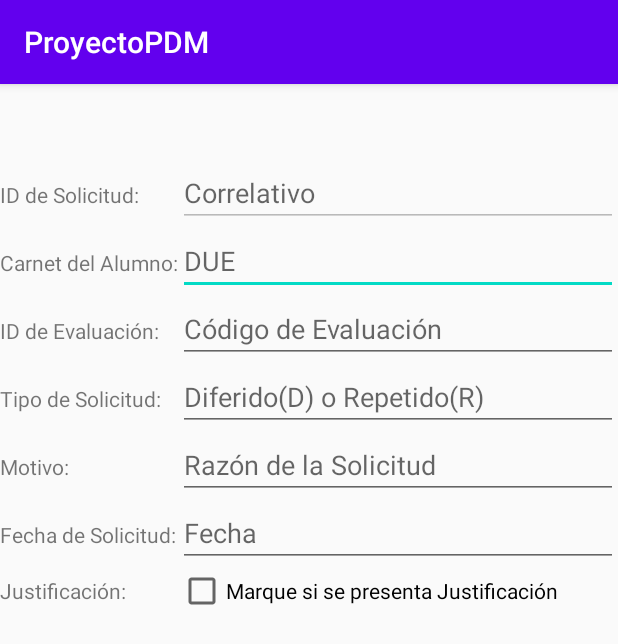
After one commit to Freduart/ProyectoPDM, an Android app: the RegistrarSolicitudRepeActivity screen opened directly, with no data from a screen before it, on a phone screen of 412 x 824 dp. The commit adds this screen. Shown: the top 644 px of the screen. Run offline under Robolectric (Android 15) with nearby library versions, the phone set to English and light mode, and no system bars.

Commit message:
Corrección de nombres de variables, nueva activity preliminar (xml) para Registro de Solicitud de Repetido con sus strings.

```diff
--- a/ProyectoPDM/app/build.gradle
+++ b/ProyectoPDM/app/build.gradle
@@ -15,7 +15,7 @@ android {
 
         javaCompileOptions {
             annotationProcessorOptions {
-                arguments = ["room.schemaLocation":"$projectDir/schemas".toString()]
+                arguments = ["room.schemaLocation": "$projectDir/schemas".toString()]
             }
         }
     }
@@ -27,8 +27,8 @@ android {
         }
     }
 
-    dataBinding{
-        enabled=true;
+    dataBinding {
+        enabled = true
     }
 
 }
--- a/ProyectoPDM/app/src/main/AndroidManifest.xml
+++ b/ProyectoPDM/app/src/main/AndroidManifest.xml
@@ -9,6 +9,7 @@
         android:roundIcon="@mipmap/ic_launcher_round"
         android:supportsRtl="true"
         android:theme="@style/AppTheme">
+        <activity android:name=".RegistrarSolicitudRepeActivity"></activity>
         <activity android:name=".MainActivity">
             <intent-filter>
                 <action android:name="android.intent.action.MAIN" />
--- /dev/null
+++ b/ProyectoPDM/app/src/main/java/sv/ues/fia/eisi/proyectopdm/RegistrarSolicitudRepeActivity.java
@@ -0,0 +1,14 @@
+package sv.ues.fia.eisi.proyectopdm;
+
+import androidx.appcompat.app.AppCompatActivity;
+
+import android.os.Bundle;
+
+public class RegistrarSolicitudRepeActivity extends AppCompatActivity {
+
+    @Override
+    protected void onCreate(Bundle savedInstanceState) {
+        super.onCreate(savedInstanceState);
+        setContentView(R.layout.activity_registrar_solicitud_repe);
+    }
+}
--- a/ProyectoPDM/app/src/main/java/sv/ues/fia/eisi/proyectopdm/db/entity/Evaluacion.java
+++ b/ProyectoPDM/app/src/main/java/sv/ues/fia/eisi/proyectopdm/db/entity/Evaluacion.java
@@ -28,10 +28,10 @@ public class Evaluacion {
     private String fechaInicio;
     private String fechaFin;
     private String descripcion;
-    private String fechaEntragaNotas;
+    private String fechaEntregaNotas;
 
 
-    public Evaluacion(int idEvaluacion, String carnetDocenteFK, int idTipoEvaluacionFK, String codigoAsignatura, String nomEvaluacion, String fechaInicio, String fechaFin, String descripcion, String fechaEntragaNotas) {
+    public Evaluacion(int idEvaluacion, String carnetDocenteFK, int idTipoEvaluacionFK, String codigoAsignatura, String nomEvaluacion, String fechaInicio, String fechaFin, String descripcion, String fechaEntregaNotas) {
         this.idEvaluacion = idEvaluacion;
         this.carnetDocenteFK = carnetDocenteFK;
         this.idTipoEvaluacionFK = idTipoEvaluacionFK;
@@ -40,7 +40,7 @@ public class Evaluacion {
         this.fechaInicio = fechaInicio;
         this.fechaFin = fechaFin;
         this.descripcion = descripcion;
-        this.fechaEntragaNotas = fechaEntragaNotas;
+        this.fechaEntregaNotas = fechaEntregaNotas;
     }
 
     public int getIdEvaluacion() {
@@ -107,11 +107,11 @@ public class Evaluacion {
         this.descripcion = descripcion;
     }
 
-    public String getFechaEntragaNotas() {
-        return fechaEntragaNotas;
+    public String getFechaEntregaNotas() {
+        return fechaEntregaNotas;
     }
 
-    public void setFechaEntragaNotas(String fechaEntragaNotas) {
-        this.fechaEntragaNotas = fechaEntragaNotas;
+    public void setFechaEntregaNotas(String fechaEntregaNotas) {
+        this.fechaEntregaNotas = fechaEntregaNotas;
     }
 }
--- /dev/null
+++ b/ProyectoPDM/app/src/main/res/layout/activity_registrar_solicitud_repe.xml
@@ -0,0 +1,86 @@
+<?xml version="1.0" encoding="utf-8"?>
+<androidx.constraintlayout.widget.ConstraintLayout xmlns:android="http://schemas.android.com/apk/res/android"
+    xmlns:app="http://schemas.android.com/apk/res-auto"
+    xmlns:tools="http://schemas.android.com/tools"
+    android:layout_width="fill_parent"
+    android:layout_height="wrap_content"
+    tools:context=".RegistrarSolicitudRepeActivity">
+
+    <TableLayout
+        android:layout_width="match_parent"
+        android:layout_height="match_parent"
+        android:stretchColumns="1"
+        android:orientation="vertical"
+        android:paddingTop="50dp"
+        android:weightSum="10"
+        app:layout_constraintEnd_toEndOf="parent"
+        app:layout_constraintStart_toStartOf="parent"
+        app:layout_constraintTop_toTopOf="parent">
+
+
+        <TableRow>
+            <TextView android:text="@string/idSolicitudRepetido" />
+            <EditText
+                android:id="@+id/editIdSolicitud"
+                android:cursorVisible="false"
+                android:enabled="false"
+                android:focusable="false"
+                android:focusableInTouchMode="false"
+                android:inputType="text"
+                android:longClickable="false"
+                android:hint="@string/hintIdSoli"
+                tools:ignore="Autofill"/>
+        </TableRow>
+        <TableRow>
+            <TextView android:text="@string/carnetAlumno" />
+            <EditText
+                android:id="@+id/editCarnetAlumno"
+                android:inputType="text"
+                android:maxLength="7"
+                android:hint="@string/hintCarnetAlumno"
+                tools:ignore="Autofill"/>
+        </TableRow>
+        <TableRow>
+            <TextView android:text="@string/idEvaluacion" />
+            <EditText
+                android:id="@+id/editIdEvaluacion"
+                android:inputType="text"
+                android:maxLength="8"
+                android:hint="@string/hintIdEva"
+                tools:ignore="Autofill"/>
+        </TableRow>
+        <TableRow>
+            <TextView android:text="@string/tipoSolicitudRepetido" />
+            <EditText
+                android:id="@+id/editTipoSoliRepetido"
+                android:inputType="text"
+                android:maxLength="1"
+                android:hint="@string/hintTipoSoli"
+                tools:ignore="Autofill"/>
+        </TableRow>
+        <TableRow>
+            <TextView android:text="@string/motivoSolicitudRepetido" />
+            <EditText
+                android:id="@+id/editMotivoSoliRepetido"
+                android:hint="@string/hintMotivoSoli"
+                android:inputType="text"
+                tools:ignore="Autofill"/>
+        </TableRow>
+        <TableRow>
+            <TextView android:text="@string/fechaSolicitudRepetido" />
+            <EditText
+                android:id="@+id/editFechaSoliRepetido"
+                android:inputType="date|text"
+                android:hint="@string/hintFechaSoli"
+                tools:ignore="Autofill"/>
+        </TableRow>
+        <TableRow>
+            <TextView android:text="@string/justificacionSoliRepetido" />
+            <CheckBox
+                android:id="@+id/JustiSoliRepe"
+                android:text="@string/textoJustiSoliRepetido"
+                tools:ignore="Autofill"/>
+        </TableRow>
+
+    </TableLayout>
+</androidx.constraintlayout.widget.ConstraintLayout>
--- a/ProyectoPDM/app/src/main/res/values/strings.xml
+++ b/ProyectoPDM/app/src/main/res/values/strings.xml
@@ -1,3 +1,17 @@
 <resources>
     <string name="app_name">ProyectoPDM</string>
+    <string name="idSolicitudRepetido">ID de Solicitud: </string>
+    <string name="carnetAlumno">Carnet del Alumno: </string>
+    <string name="idEvaluacion">ID de Evaluación: </string>
+    <string name="tipoSolicitudRepetido">Tipo de Solicitud: </string>
+    <string name="motivoSolicitudRepetido">Motivo: </string>
+    <string name="fechaSolicitudRepetido">Fecha de Solicitud: </string>
+    <string name="justificacionSoliRepetido">Justificación: </string>
+    <string name="textoJustiSoliRepetido">Marque si se presenta Justificación</string>
+    <string name="hintIdSoli">Correlativo</string>
+    <string name="hintCarnetAlumno">DUE</string>
+    <string name="hintIdEva">Código de Evaluación</string>
+    <string name="hintTipoSoli">Diferido(D) o Repetido(R)</string>
+    <string name="hintMotivoSoli">Razón de la Solicitud</string>
+    <string name="hintFechaSoli">Fecha</string>
 </resources>
--- a/ProyectoPDM/build.gradle
+++ b/ProyectoPDM/build.gradle
@@ -8,7 +8,7 @@ buildscript {
 
     }
     dependencies {
-        classpath 'com.android.tools.build:gradle:3.6.0'
+        classpath 'com.android.tools.build:gradle:3.6.1'
 
 
         // NOTE: Do not place your application dependencies here; they belong
```
